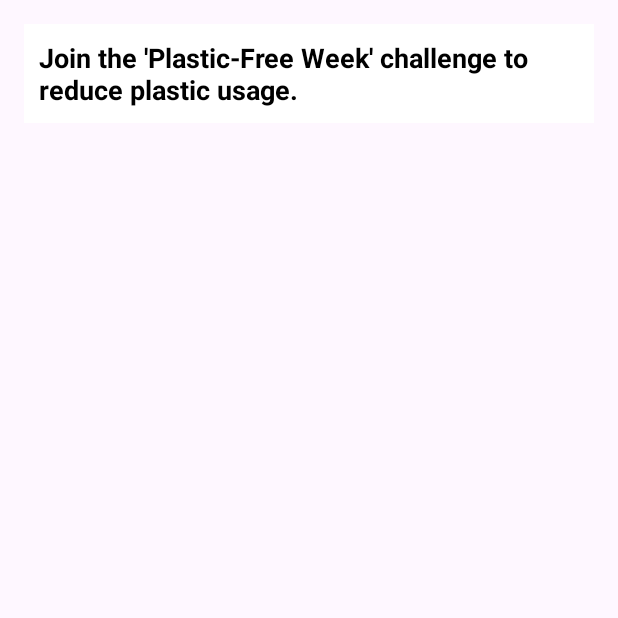
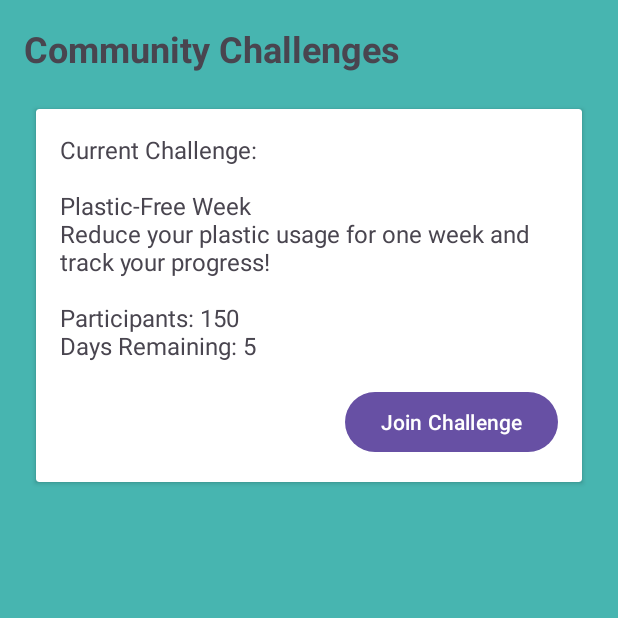
Before and after one commit to 4ng3l-0112/EcoTrack_App, an Android app: the CommunityChallengesActivity screen opened directly, with no data from a screen before it, on a phone screen of 412 x 824 dp, the top half of it. Run offline under Robolectric (Android 15) with nearby library versions, the phone set to English and light mode, and no system bars.

Commit message:
Changed the code

```diff
--- a/app/src/main/java/com/example/ecotrack_app/CommunityChallengesActivity.kt
+++ b/app/src/main/java/com/example/ecotrack_app/CommunityChallengesActivity.kt
@@ -1,9 +1,15 @@
 package com.example.ecotrack_app
-
 
 import android.os.Bundle
 import androidx.appcompat.app.AppCompatActivity
 import android.widget.TextView
+import android.widget.Button
+import android.widget.Toast
+import android.app.NotificationChannel
+import android.app.NotificationManager
+import android.content.Context
+import androidx.core.app.NotificationCompat
+import android.os.Build
 
 class CommunityChallengesActivity : AppCompatActivity() {
 
@@ -12,8 +18,41 @@ class CommunityChallengesActivity : AppCompatActivity() {
         setContentView(R.layout.activity_community_challenges)
 
         val challengesTextView: TextView = findViewById(R.id.challengesTextView)
+        val joinButton: Button = findViewById(R.id.joinChallengeButton)
 
+        challengesTextView.text = "Current Challenge:\n\nPlastic-Free Week\nReduce your plastic usage for one week and track your progress!\n\nParticipants: 150\nDays Remaining: 5"
 
-        challengesTextView.text = "Join the 'Plastic-Free Week' challenge to reduce plastic usage."
+        createNotificationChannel()
+
+        joinButton.setOnClickListener {
+            Toast.makeText(this, "You've joined the Plastic-Free Week challenge!", Toast.LENGTH_SHORT).show()
+            sendChallengeNotification()
+        }
+    }
+
+    private fun createNotificationChannel() {
+        if (Build.VERSION.SDK_INT >= Build.VERSION_CODES.O) {
+            val name = "Community Challenges"
+            val descriptionText = "Notifications for community challenges"
+            val importance = NotificationManager.IMPORTANCE_DEFAULT
+            val channel = NotificationChannel("CHALLENGE_CHANNEL", name, importance).apply {
+                description = descriptionText
+            }
+            val notificationManager: NotificationManager =
+                getSystemService(Context.NOTIFICATION_SERVICE) as NotificationManager
+            notificationManager.createNotificationChannel(channel)
+        }
+    }
+
+    private fun sendChallengeNotification() {
+        val builder = NotificationCompat.Builder(this, "CHALLENGE_CHANNEL")
+            .setSmallIcon(R.drawable.notification_icon)
+            .setContentTitle("Challenge Joined!")
+            .setContentText("You've joined the Plastic-Free Week challenge. Good luck!")
+            .setPriority(NotificationCompat.PRIORITY_DEFAULT)
+            .setAutoCancel(true)
+
+        val notificationManager = getSystemService(Context.NOTIFICATION_SERVICE) as NotificationManager
+        notificationManager.notify(2, builder.build())
     }
 }
--- a/app/src/main/res/layout/activity_community_challenges.xml
+++ b/app/src/main/res/layout/activity_community_challenges.xml
@@ -3,20 +3,42 @@
     android:layout_width="match_parent"
     android:layout_height="match_parent"
     android:orientation="vertical"
-    android:padding="16dp">
+    android:padding="16dp"
+    android:background="@color/background_color">
 
     <TextView
-        android:id="@+id/challengesTextView"
+        android:layout_width="wrap_content"
+        android:layout_height="wrap_content"
+        android:text="Community Challenges"
+        android:textSize="24sp"
+        android:textStyle="bold"
+        android:layout_marginBottom="16dp"/>
+
+    <androidx.cardview.widget.CardView
         android:layout_width="match_parent"
         android:layout_height="wrap_content"
-        android:background="@color/white"
-        android:padding="10dp"
-        android:text="Join the 'Plastic-Free Week' challenge to reduce plastic usage."
-        android:textColor="@android:color/black"
-        android:textSize="18sp"
-        android:textStyle="bold"
-        tools:ignore="HardcodedText" />
+        android:layout_margin="8dp">
 
-    <!-- You can add more TextViews or other UI components here to list more challenges -->
+        <LinearLayout
+            android:layout_width="match_parent"
+            android:layout_height="wrap_content"
+            android:orientation="vertical"
+            android:padding="16dp">
 
+            <TextView
+                android:id="@+id/challengesTextView"
+                android:layout_width="match_parent"
+                android:layout_height="wrap_content"
+                android:textSize="16sp"
+                tools:text="Challenge description goes here"/>
+
+            <Button
+                android:id="@+id/joinChallengeButton"
+                android:layout_width="wrap_content"
+                android:layout_height="wrap_content"
+                android:layout_gravity="end"
+                android:layout_marginTop="16dp"
+                android:text="Join Challenge"/>
+        </LinearLayout>
+    </androidx.cardview.widget.CardView>
 </LinearLayout>
```
